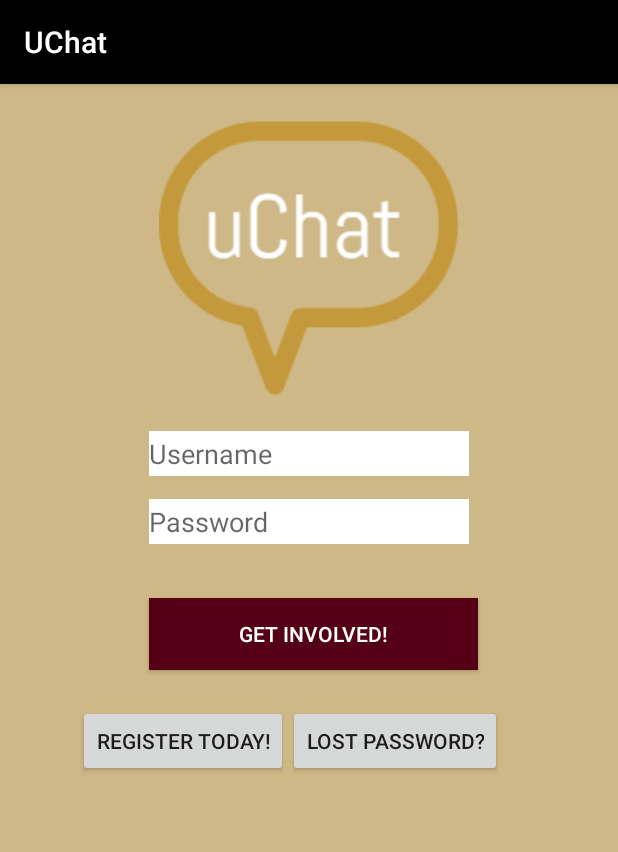
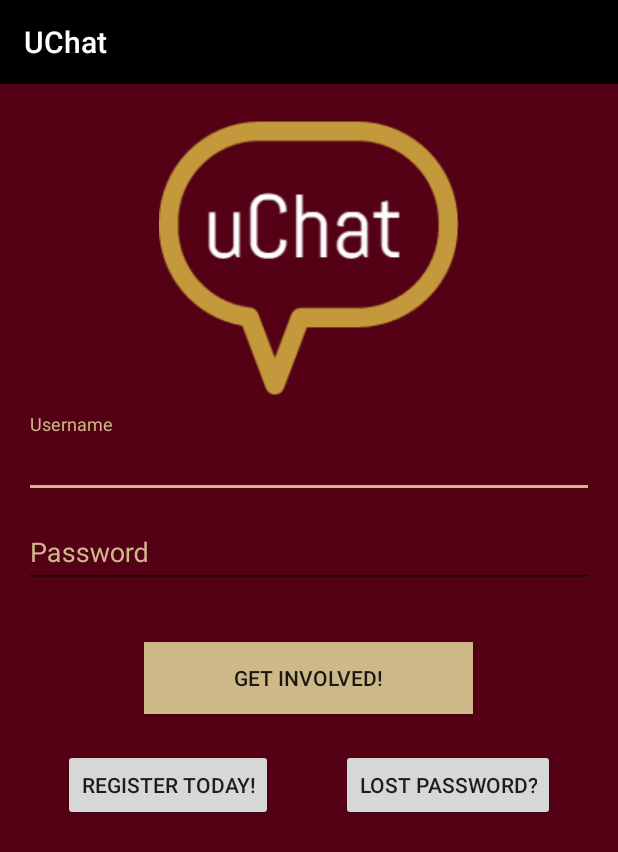
Before and after one commit to chrislogo/UChat, an Android app: the screen it shows after launch (LoginActivity), on a phone screen of 412 x 824 dp. Shown: the top 852 px of the screen. Run offline under Robolectric (Android 15) with nearby library versions, the phone set to English and light mode, and no system bars; our stand-ins replace Volley.

Commit message:
UI for LoginActivity updated

```diff
--- a/app/src/main/java/uchat/uchat/LoginActivity.java
+++ b/app/src/main/java/uchat/uchat/LoginActivity.java
@@ -5,6 +5,7 @@ import android.content.Intent;
 import android.content.SharedPreferences;
 import android.content.res.Resources;
 import android.graphics.Bitmap;
+import android.support.design.widget.TextInputEditText;
 import android.support.v7.app.AppCompatActivity;
 import android.os.Bundle;
 import android.view.View;
@@ -30,7 +31,7 @@ import java.util.Map;
 public class LoginActivity extends AppCompatActivity {
     public static final String pref_string = "LOGIN";
     ImageView login_logo;
-    EditText login_username, login_password;
+    TextInputEditText login_username, login_password;
     Button reg_button,log_button, lost_pass_button;
     String log_url = "http://73.42.47.33/login.php";
     RequestQueue requestQueue;
@@ -42,8 +43,8 @@ public class LoginActivity extends AppCompatActivity {
         setContentView(R.layout.activity_login);
 
         login_logo = (ImageView) findViewById(R.id.logo_login);
-        login_username = (EditText) findViewById(R.id.username);
-        login_password = (EditText) findViewById(R.id.password);
+        login_username =  (TextInputEditText) findViewById(R.id.username);
+        login_password =  (TextInputEditText) findViewById(R.id.password);
         reg_button = (Button) findViewById(R.id.reg_button);
         log_button = (Button) findViewById(R.id.log_button);
         lost_pass_button = (Button) findViewById(R.id.lost_pass);
--- a/app/src/main/res/layout/activity_change_password.xml
+++ b/app/src/main/res/layout/activity_change_password.xml
@@ -44,6 +44,7 @@
                 android:hint="New Password"
                 android:textColorHint="@color/Gold"
                 android:textColor="@color/White"
+                android:backgroundTint="@color/White"
                 android:inputType="textPassword" />
         </android.support.design.widget.TextInputLayout>
 
@@ -69,6 +70,7 @@
                 android:hint="Confirm Password"
                 android:textColorHint="@color/Gold"
                 android:textColor="@color/White"
+                android:backgroundTint="@color/White"
                 android:inputType="textPassword" />
         </android.support.design.widget.TextInputLayout>
 
--- a/app/src/main/res/layout/activity_create_user.xml
+++ b/app/src/main/res/layout/activity_create_user.xml
@@ -35,6 +35,7 @@
                     android:hint="First Name"
                     android:textColorHint="@color/Gold"
                     android:textColor="@color/White"
+                    android:backgroundTint="@color/White"
                     android:inputType="textCapWords|textPersonName" />
             </android.support.design.widget.TextInputLayout>
 
@@ -55,6 +56,7 @@
                     android:hint="Last Name"
                     android:textColorHint="@color/Gold"
                     android:textColor="@color/White"
+                    android:backgroundTint="@color/White"
                     android:inputType="textCapWords|textPersonName" />
             </android.support.design.widget.TextInputLayout>
 
@@ -80,6 +82,7 @@
                     android:hint="Email"
                     android:textColorHint="@color/Gold"
                     android:textColor="@color/White"
+                    android:backgroundTint="@color/White"
                     android:inputType="textCapWords|textPersonName" />
             </android.support.design.widget.TextInputLayout>
 
@@ -105,6 +108,7 @@
                     android:hint="Username"
                     android:textColorHint="@color/Gold"
                     android:textColor="@color/White"
+                    android:backgroundTint="@color/White"
                     android:inputType="text" />
             </android.support.design.widget.TextInputLayout>
 
@@ -130,6 +134,7 @@
                     android:hint="Password"
                     android:textColorHint="@color/Gold"
                     android:textColor="@color/White"
+                    android:backgroundTint="@color/White"
                     android:inputType="textPassword" />
             </android.support.design.widget.TextInputLayout>
 
@@ -180,6 +185,7 @@
                     android:hint="Answer"
                     android:textColorHint="@color/Gold"
                     android:textColor="@color/White"
+                    android:backgroundTint="@color/White"
                     android:inputType="textCapWords" />
             </android.support.design.widget.TextInputLayout>
 
@@ -255,6 +261,7 @@
                     android:hint="Describes yourself in one word!"
                     android:textColorHint="@color/Gold"
                     android:textColor="@color/White"
+                    android:backgroundTint="@color/White"
                     android:inputType="textCapWords" />
             </android.support.design.widget.TextInputLayout>
 
--- a/app/src/main/res/layout/activity_forgot_password.xml
+++ b/app/src/main/res/layout/activity_forgot_password.xml
@@ -44,6 +44,7 @@
                 android:hint="Account Email"
                 android:textColorHint="@color/Gold"
                 android:textColor="@color/White"
+                android:backgroundTint="@color/White"
                 android:inputType="textEmailAddress" />
         </android.support.design.widget.TextInputLayout>
 
--- a/app/src/main/res/layout/activity_login.xml
+++ b/app/src/main/res/layout/activity_login.xml
@@ -8,7 +8,7 @@
     android:paddingRight="@dimen/activity_horizontal_margin"
     android:paddingTop="@dimen/activity_vertical_margin"
     tools:context="uchat.uchat.LoginActivity"
-    android:background="#ceb888">
+    android:background="@color/Garnet">
 
     <ImageView
         android:id="@+id/logo_login"
@@ -18,32 +18,46 @@
         android:layout_alignParentTop="true"
         android:layout_centerHorizontal="true" />
 
-    <EditText
-        android:layout_width="wrap_content"
-        android:layout_height="30dp"
-        android:inputType="text"
-        android:ems="10"
-        android:hint="Username"
-        android:id="@+id/username"
-        android:layout_margin="15dp"
-        android:paddingRight="20dp"
+    <android.support.design.widget.TextInputLayout
+        android:id="@+id/usernameWrapper"
+        android:layout_width="match_parent"
+        android:layout_height="wrap_content"
         android:layout_below="@id/logo_login"
-        android:layout_centerHorizontal="true"
-        android:background="#FFFFFF"
-        android:textColor="#000000"/>
+        android:layout_marginTop="4dp"
+        android:textColorHint="@color/Gold">
 
-    <EditText
-        android:layout_width="wrap_content"
-        android:layout_height="30dp"
-        android:inputType="textPassword"
-        android:hint="Password"
-        android:paddingRight="20dp"
-        android:ems="10"
-        android:id="@+id/password"
-        android:background="#FFFFFF"
-        android:textColor="#000000"
-        android:layout_below="@+id/username"
-        android:layout_centerHorizontal="true" />
+
+        <android.support.design.widget.TextInputEditText
+            android:id="@+id/username"
+            android:layout_width="match_parent"
+            android:layout_height="wrap_content"
+            android:inputType="text"
+            android:hint="Username"
+            android:textColorHint="@color/Gold"
+            android:textColor="@color/White"
+            android:fontFamily="sans-serif"/>
+
+    </android.support.design.widget.TextInputLayout>
+
+    <android.support.design.widget.TextInputLayout
+        android:id="@+id/passwordWrapper"
+        android:layout_width="match_parent"
+        android:layout_height="wrap_content"
+        android:layout_below="@id/usernameWrapper"
+        android:layout_marginTop="4dp"
+        android:textColorHint="@color/Gold">>
+
+        <android.support.design.widget.TextInputEditText
+            android:id="@+id/password"
+            android:layout_width="match_parent"
+            android:layout_height="wrap_content"
+            android:inputType="textPassword"
+            android:hint="Password"
+            android:textColorHint="@color/Gold"
+            android:textColor="@color/White"
+            android:fontFamily="sans-serif" />
+
+    </android.support.design.widget.TextInputLayout>
 
     <Button
         android:layout_width="wrap_content"
@@ -52,21 +66,19 @@
         android:onClick="Validate_Cred"
         android:paddingLeft="60dp"
         android:paddingRight="60dp"
-        android:background="#540115"
-        android:textColor="#ffffff"
+        android:background="@color/Gold"
         android:id="@+id/log_button"
         android:layout_marginTop="36dp"
-        android:layout_below="@+id/password"
-        android:layout_alignLeft="@+id/password"
-        android:layout_alignStart="@+id/password" />
+        android:layout_below="@+id/passwordWrapper"
+        android:layout_centerHorizontal="true"/>
 
     <Button
         android:layout_width="wrap_content"
         android:layout_height="wrap_content"
         android:text="Register Today!"
         android:id="@+id/reg_button"
-        android:layout_marginLeft="36dp"
-        android:layout_marginStart="36dp"
+        android:layout_marginLeft="26dp"
+        android:layout_marginStart="26dp"
         android:layout_marginTop="23dp"
         android:layout_below="@+id/log_button"
         android:layout_alignParentLeft="true"
@@ -78,7 +90,11 @@
         android:text="Lost Password?"
         android:id="@+id/lost_pass"
         android:layout_alignBottom="@+id/reg_button"
-        android:layout_toRightOf="@+id/reg_button"
-        android:layout_toEndOf="@+id/reg_button" />
+        android:layout_marginRight="26dp"
+        android:layout_marginEnd="26dp"
+        android:layout_marginTop="23dp"
+        android:layout_below="@+id/log_button"
+        android:layout_alignParentRight="true"
+        android:layout_alignParentEnd="true" />
 
 </RelativeLayout>
```
Also changed, not shown: app/src/main/java/uchat/uchat/Profile.java (line endings or trailing spaces).
